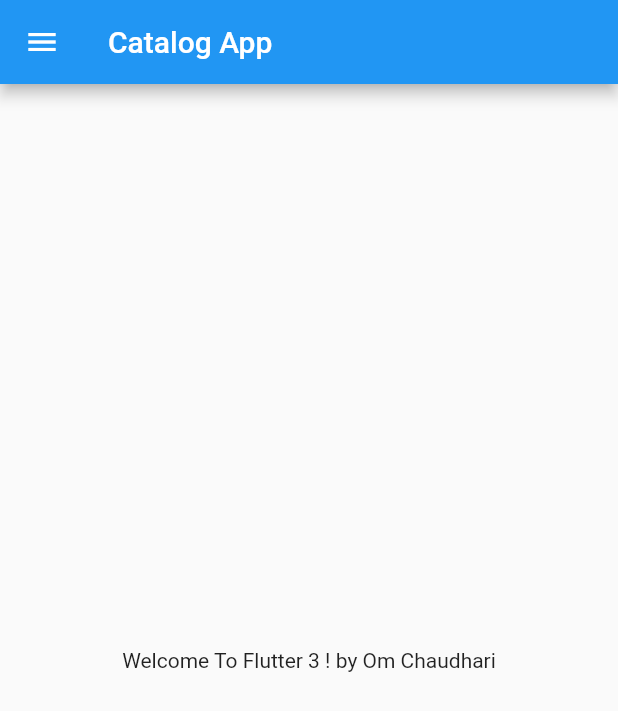
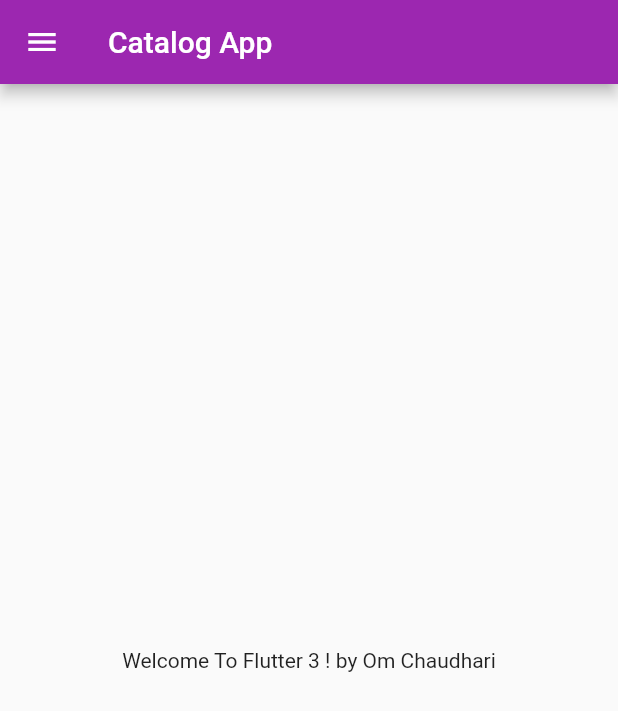
Before and after one commit to CyberOm333/Team---Karma, a Flutter app: the screen it shows after launch, on a phone screen of 412 x 824 dp. Shown: the top 711 px of the screen. Run offline on Flutter 3.47's test engine with Material 2 defaults, Android fonts, the phone set to English and light mode, and no system bars.

Commit message:
Day 3 Completed

```diff
--- a/lib/main.dart
+++ b/lib/main.dart
@@ -1,5 +1,7 @@
+import 'package:demo/pages/login_page.dart';
+import 'package:flutter/gestures.dart';
 import 'package:flutter/material.dart';
-import 'home_page.dart';
+import 'pages/home_page.dart';
 
 void main() {
   runApp(MyApp());
@@ -9,7 +11,21 @@ class MyApp extends StatelessWidget {
   @override
   Widget build(BuildContext context) {
     return MaterialApp(
-      home: HomePage(),
+      // home: HomePage(),
+      themeMode: ThemeMode
+          .light, // Change this light to dark for changing the theme to dark from light
+      theme: ThemeData(primarySwatch: Colors.purple),
+      darkTheme: ThemeData(
+          brightness: Brightness.dark,
+          primarySwatch: Colors
+              .green), // here brightness is dark so the color will be in black shade to remove that remove brightness
+      initialRoute: "/home",
+      routes: {
+        "/": (context) =>
+            LoginPage(), // For this to run we need to remove home:HomePage() because that is pointing to home page and this "/" also points to home page so to work properly we need to remove one of them
+        "/home": (context) => HomePage(),
+        " /login": (context) => LoginPage()
+      },
     );
   }
 }
```
Also changed, not shown: lib/pages/login_page.dart (added, +16 -0 lines), lib/pages/home_page.dart (renamed from lib/home_page.dart).
